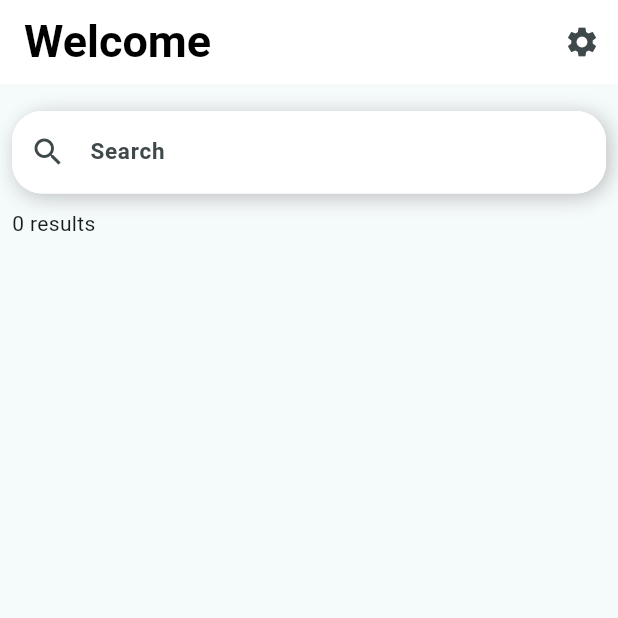
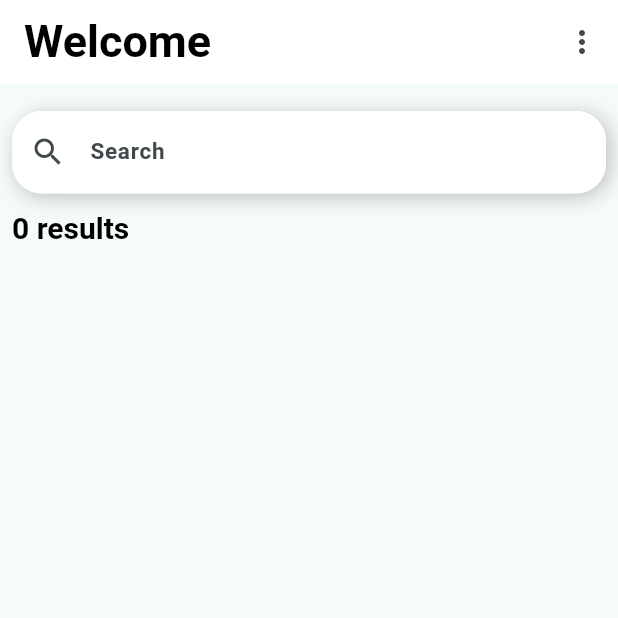
Before and after one commit to CH1NRU5T/pet4u, a Flutter app: the screen it shows after launch, on a phone screen of 412 x 824 dp, the top half of it. Run offline on Flutter 3.47's test engine with Material 3 defaults, Android fonts, the phone set to English and light mode, and no system bars; our stand-ins replace cached_network_image, cloud_firestore, firebase_core, flutter_bloc, shared_preferences; accounts and stored records are empty.

Commit message:
theme set

```diff
--- a/lib/features/home/screens/home_screen.dart
+++ b/lib/features/home/screens/home_screen.dart
@@ -35,14 +35,21 @@ class _HomeScreenState extends State<HomeScreen> {
           title:
               Text('Welcome', style: Theme.of(context).textTheme.headlineLarge),
           actions: [
-            IconButton(
-              onPressed: () {
-                context.read<ThemeBloc>().add(
-                      ThemeChangeEvent(),
-                    );
-              },
-              icon: const Icon(Icons.settings),
-            ),
+            PopupMenuButton(itemBuilder: (context) {
+              return [
+                PopupMenuItem(
+                  value: 'logout',
+                  child: Row(
+                    children: [
+                      Text(
+                          '${(context.read<ThemeBloc>().isDark ?? false) ? 'Light' : 'Dark'} mode'),
+                    ],
+                  ),
+                ),
+              ];
+            }, onSelected: (_) {
+              context.read<ThemeBloc>().add(ThemeChangeEvent());
+            }),
           ],
         ),
         // backgroundColor: const Color(0xfff7f7f7),
@@ -143,7 +150,10 @@ class _HomeScreenState extends State<HomeScreen> {
                       Row(
                         mainAxisAlignment: MainAxisAlignment.spaceBetween,
                         children: [
-                          Text('${pets!.length} results'),
+                          Text(
+                            '${pets!.length} results',
+                            style: Theme.of(context).textTheme.headlineMedium,
+                          ),
                           // TextButton(
                           //   onPressed: () {},
                           //   child: const Text('See all'),
--- a/lib/features/theme/bloc/theme_bloc.dart
+++ b/lib/features/theme/bloc/theme_bloc.dart
@@ -18,10 +18,12 @@ class ThemeBloc extends Bloc<ThemeEvent, ThemeState> {
       emit(await completer.future);
     });
     on<ThemeChangeEvent>((event, emit) async {
+      Completer<ThemeState> completer = Completer();
       SharedPreferences prefs = await SharedPreferences.getInstance();
-      prefs.setBool('isDark', !isDark!);
+      await prefs.setBool('isDark', !isDark!);
       isDark = !isDark!;
-      emit(ThemeChangedState(isDark! ? customLightTheme : customDarkTheme));
+      completer.complete(ThemeChangedState(currentTheme));
+      emit(await completer.future);
     });
     on<ThemeGetEvent>((event, emit) {
       emit(ThemeCurrentState(currentTheme));
--- a/lib/features/theme/custom_theme.dart
+++ b/lib/features/theme/custom_theme.dart
@@ -22,6 +22,11 @@ ThemeData customLightTheme = ThemeData(
     ),
     bodyLarge: TextStyle(
       fontSize: 15,
+      fontWeight: FontWeight.bold,
+      color: Colors.black,
+    ),
+    headlineMedium: TextStyle(
+      fontSize: 20,
       fontWeight: FontWeight.bold,
       color: Colors.black,
     ),
@@ -71,9 +76,14 @@ ThemeData customDarkTheme = ThemeData(
       fontWeight: FontWeight.bold,
       color: Colors.white,
     ),
+    headlineMedium: TextStyle(
+      fontSize: 20,
+      fontWeight: FontWeight.bold,
+      color: Colors.white,
+    ),
   ),
-  appBarTheme: const AppBarTheme(
-    color: Colors.black,
+  appBarTheme: AppBarTheme(
+    color: CustomColors.scaffoldBackgroundColorDark,
     scrolledUnderElevation: 0,
   ),
   scaffoldBackgroundColor: CustomColors.scaffoldBackgroundColorDark,
```
Also changed, not shown: lib/features/pet_details/screens/pet_detail_screen.dart (+20 -0 lines).
